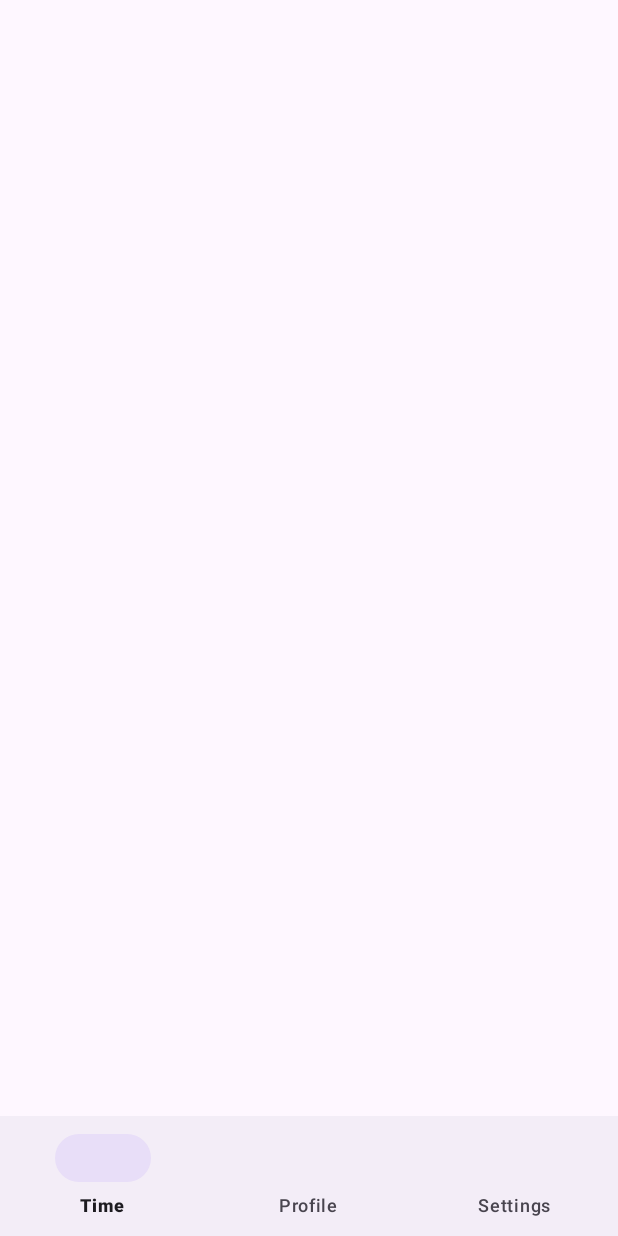
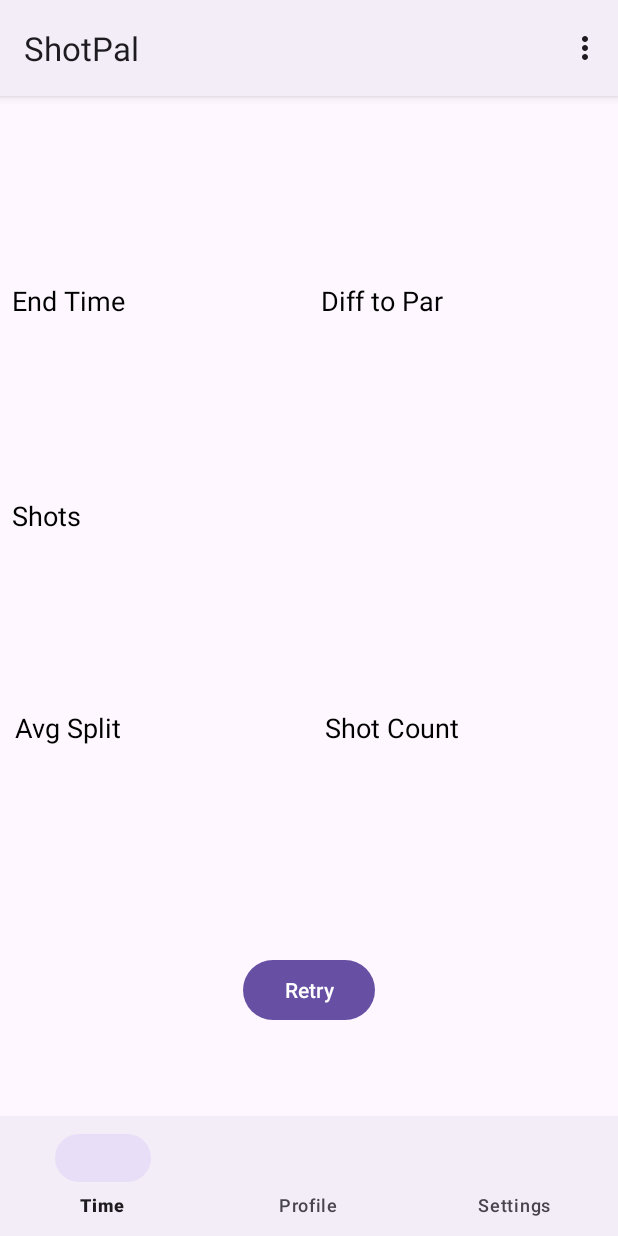
Before and after one commit to ShotPal/ShotPal, an Android app: the screen it shows after launch (MainActivity), on a phone screen of 412 x 824 dp. Run offline under Robolectric (Android 15) with nearby library versions, the phone set to English and light mode, and no system bars.

Commit message:
add frame

```diff
--- a/app/src/main/java/com/cs407/shotpal/MainActivity.java
+++ b/app/src/main/java/com/cs407/shotpal/MainActivity.java
@@ -2,7 +2,10 @@ package com.cs407.shotpal;
 
 import androidx.appcompat.app.AppCompatActivity;
 
+import android.net.wifi.aware.PublishConfig;
 import android.os.Bundle;
+import android.view.Menu;
+import android.view.MenuInflater;
 import android.view.MenuItem;
 
 public class MainActivity extends AppCompatActivity {
@@ -11,6 +14,11 @@ public class MainActivity extends AppCompatActivity {
     protected void onCreate(Bundle savedInstanceState) {
         super.onCreate(savedInstanceState);
         setContentView(R.layout.activity_main);
+    }
+    public boolean onCreateOptionsMenu(Menu menu) {
+        MenuInflater inflater = getMenuInflater();
+        inflater.inflate(R.menu.options_menu, menu);
+        return true;
     }
 
     public boolean onOptionsItemSelected(MenuItem item) {
--- /dev/null
+++ b/app/src/main/res/drawable/black_rectangle.xml
@@ -0,0 +1,8 @@
+<?xml version="1.0" encoding="utf-8"?>
+<shape xmlns:android="http://schemas.android.com/apk/res/android">
+    <solid android:color="@android:color/transparent" />
+    <stroke
+        android:width="2dp"
+        android:color="@android:color/black" />
+    <corners android:radius="4dp" />
+</shape>
--- a/app/src/main/res/layout/activity_main.xml
+++ b/app/src/main/res/layout/activity_main.xml
@@ -1,22 +1,161 @@
 <!-- res/layout/activity_main.xml -->
-<RelativeLayout xmlns:android="http://schemas.android.com/apk/res/android"
+<androidx.constraintlayout.widget.ConstraintLayout xmlns:android="http://schemas.android.com/apk/res/android"
     xmlns:app="http://schemas.android.com/apk/res-auto"
     xmlns:tools="http://schemas.android.com/tools"
     android:layout_width="match_parent"
     android:layout_height="match_parent"
     tools:context=".MainActivity">
 
+
     <FrameLayout
         android:id="@+id/fragment_container"
-        android:layout_width="match_parent"
-        android:layout_height="match_parent"
-        android:layout_above="@+id/bottom_navigation" />
+        android:layout_width="wrap_content"
+        android:layout_height="wrap_content"
+        app:layout_constraintBottom_toTopOf="parent"
+        app:layout_constraintEnd_toStartOf="parent"
+        app:layout_constraintStart_toStartOf="parent"
+        app:layout_constraintTop_toTopOf="parent" />
 
+    <!-- BottomNavigation -->
     <com.google.android.material.bottomnavigation.BottomNavigationView
         android:id="@+id/bottom_navigation"
-        android:layout_width="match_parent"
+        android:layout_width="wrap_content"
         android:layout_height="wrap_content"
-        android:layout_alignParentBottom="true"
+        app:layout_constraintBottom_toBottomOf="parent"
+        app:layout_constraintEnd_toEndOf="parent"
+        app:layout_constraintStart_toStartOf="parent"
         app:menu="@menu/bottom_nav_menu" />
 
-</RelativeLayout>
+
+    <!-- Retry Button -->
+    <Button
+        android:id="@+id/retryButton"
+        android:layout_width="wrap_content"
+        android:layout_height="wrap_content"
+        android:layout_marginBottom="60dp"
+        android:text="Retry"
+        app:layout_constraintBottom_toTopOf="@+id/bottom_navigation"
+        app:layout_constraintEnd_toEndOf="parent"
+        app:layout_constraintStart_toStartOf="parent" />
+
+    <FrameLayout
+        android:id="@+id/EndTimeContainer"
+        android:layout_width="0dp"
+        android:layout_height="0dp"
+        android:layout_marginTop="116dp"
+        android:layout_marginBottom="1dp"
+        app:layout_constraintBottom_toTopOf="@+id/ShotsContainer"
+        app:layout_constraintEnd_toStartOf="@+id/DiffToParContainer"
+        app:layout_constraintStart_toStartOf="parent"
+        app:layout_constraintTop_toTopOf="parent">
+
+        <!-- TextView for End Time -->
+        <TextView
+            android:layout_width="wrap_content"
+            android:layout_height="wrap_content"
+            android:text="End Time"
+            android:textSize="18sp"
+            android:textColor="@android:color/black"
+            android:gravity="start|top"
+            android:layout_gravity="start|top"
+            android:layout_marginStart="8dp"
+            android:layout_marginTop="8dp"/>
+
+    </FrameLayout>
+
+    <FrameLayout
+        android:id="@+id/DiffToParContainer"
+        android:layout_width="0dp"
+        android:layout_height="0dp"
+        android:layout_marginTop="116dp"
+        app:layout_constraintBottom_toTopOf="@+id/ShotsContainer"
+        app:layout_constraintEnd_toEndOf="parent"
+        app:layout_constraintStart_toEndOf="@+id/EndTimeContainer"
+        app:layout_constraintTop_toTopOf="parent">
+
+        <!-- TextView for Diff to Par -->
+        <TextView
+            android:layout_width="wrap_content"
+            android:layout_height="wrap_content"
+            android:text="Diff to Par"
+            android:textSize="18sp"
+            android:textColor="@android:color/black"
+            android:gravity="start|top"
+            android:layout_gravity="start|top"
+            android:layout_marginStart="8dp"
+            android:layout_marginTop="8dp"/>
+
+    </FrameLayout>
+
+    <FrameLayout
+        android:id="@+id/ShotsContainer"
+        android:layout_width="412dp"
+        android:layout_height="0dp"
+        android:layout_marginBottom="359dp"
+        app:layout_constraintBottom_toBottomOf="parent"
+        app:layout_constraintEnd_toEndOf="@+id/EndTimeContainer"
+        app:layout_constraintStart_toEndOf="@+id/EndTimeContainer"
+        app:layout_constraintTop_toBottomOf="@+id/EndTimeContainer">
+
+        <!-- TextView for Shots -->
+        <TextView
+            android:layout_width="wrap_content"
+            android:layout_height="wrap_content"
+            android:text="Shots"
+            android:textSize="18sp"
+            android:textColor="@android:color/black"
+            android:gravity="start|top"
+            android:layout_gravity="start|top"
+            android:layout_marginStart="8dp"
+            android:layout_marginTop="8dp"/>
+
+    </FrameLayout>
+
+    <FrameLayout
+        android:id="@+id/AvgSplitContainer"
+        android:layout_width="204dp"
+        android:layout_height="135dp"
+        app:layout_constraintEnd_toEndOf="@+id/EndTimeContainer"
+        app:layout_constraintTop_toBottomOf="@+id/ShotsContainer">
+
+        <!-- TextView for Avg Split -->
+        <TextView
+            android:layout_width="wrap_content"
+            android:layout_height="wrap_content"
+            android:text="Avg Split"
+            android:textSize="18sp"
+            android:textColor="@android:color/black"
+            android:gravity="start|top"
+            android:layout_gravity="start|top"
+            android:layout_marginStart="8dp"
+            android:layout_marginTop="8dp"/>
+
+    </FrameLayout>
+
+    <FrameLayout
+        android:id="@+id/ShotCountContainer"
+        android:layout_width="203dp"
+        android:layout_height="136dp"
+        app:layout_constraintBottom_toBottomOf="@+id/AvgSplitContainer"
+        app:layout_constraintEnd_toEndOf="parent"
+        app:layout_constraintHorizontal_bias="1.0"
+        app:layout_constraintStart_toEndOf="@+id/AvgSplitContainer"
+        app:layout_constraintTop_toTopOf="@+id/AvgSplitContainer"
+        app:layout_constraintVertical_bias="0.0">
+
+        <!-- TextView for Shot Count -->
+        <TextView
+            android:layout_width="wrap_content"
+            android:layout_height="wrap_content"
+            android:text="Shot Count"
+            android:textSize="18sp"
+            android:textColor="@android:color/black"
+            android:gravity="start|top"
+            android:layout_gravity="start|top"
+            android:layout_marginStart="8dp"
+            android:layout_marginTop="8dp"/>
+
+    </FrameLayout>
+
+
+</androidx.constraintlayout.widget.ConstraintLayout>
--- /dev/null
+++ b/app/src/main/res/values/ids.xml
@@ -0,0 +1,10 @@
+<?xml version="1.0" encoding="utf-8"?>
+<resources>
+    <item name="endTimeContainer" type="id" />
+    <item name="toolbar" type="id" />
+    <item name="diffToParContainer" type="id" />
+    <item name="shotsContainer" type="id" />
+    <item name="avgSplitContainer" type="id" />
+    <item name="shotCountContainer" type="id" />
+    <item name="retryButton" type="id" />
+</resources>
--- a/app/src/main/res/values/themes.xml
+++ b/app/src/main/res/values/themes.xml
@@ -1,6 +1,6 @@
 <resources xmlns:tools="http://schemas.android.com/tools">
     <!-- Base application theme. -->
-    <style name="Base.Theme.ShotPal" parent="Theme.Material3.DayNight.NoActionBar">
+    <style name="Base.Theme.ShotPal" parent="Theme.Material3.DayNight">
         <!-- Customize your light theme here. -->
         <!-- <item name="colorPrimary">@color/my_light_primary</item> -->
     </style>
```
